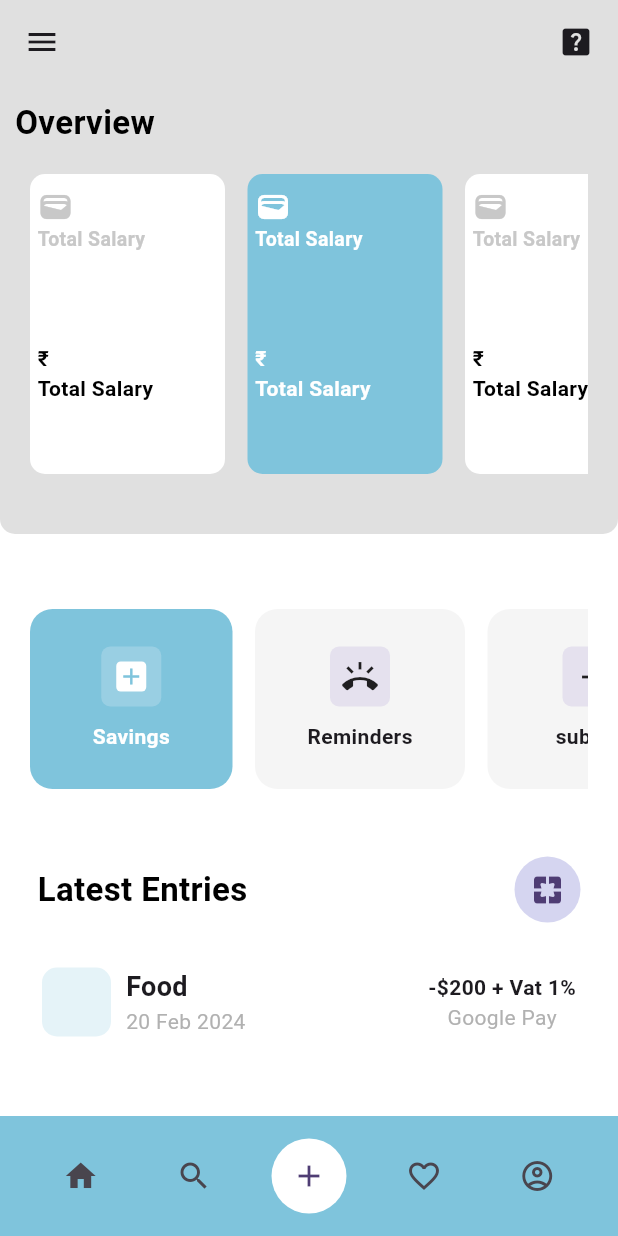
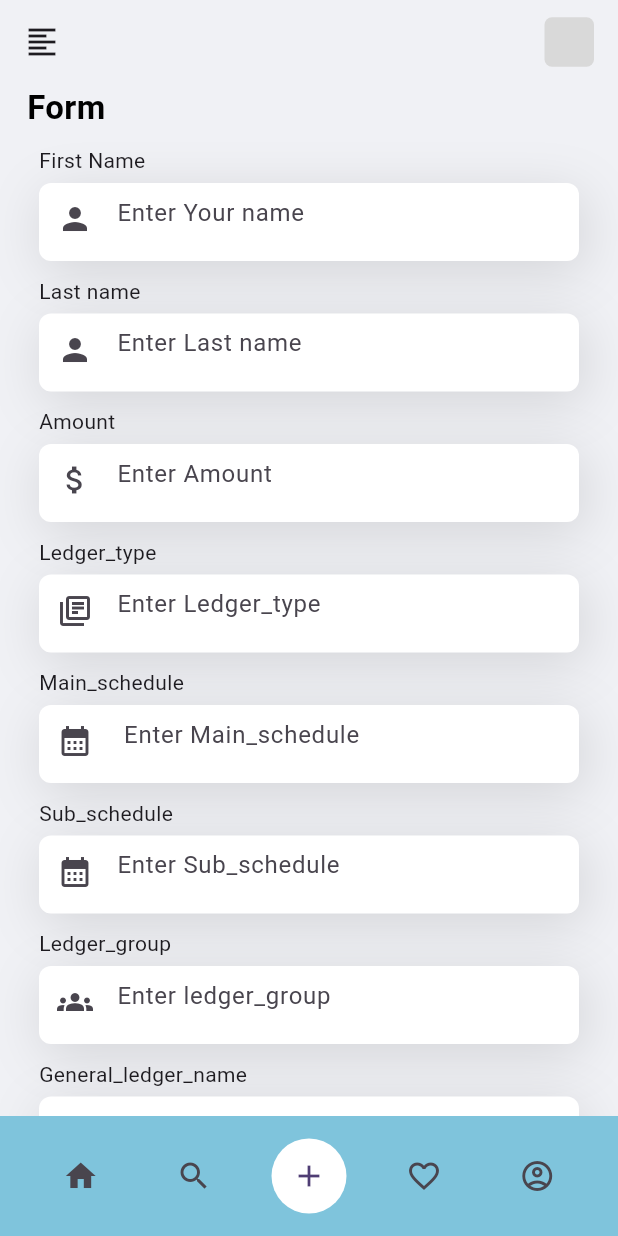
Before and after one commit to kenilchandrani/accounting, a Flutter app: the screen it shows after launch, on a phone screen of 412 x 824 dp. Run offline on Flutter 3.47's test engine with Material 3 defaults, Android fonts, the light colour scheme and no system bars.

Commit message:
second Commit

```diff
--- /dev/null
+++ b/lib/form.dart
@@ -0,0 +1,188 @@
+import 'package:flutter/material.dart';
+
+class form extends StatefulWidget {
+  const form({super.key});
+
+  @override
+  State<form> createState() => _formState();
+}
+
+class _formState extends State<form> {
+  @override
+  Widget build(BuildContext context) {
+    return Scaffold(
+      backgroundColor: Color(0xffF0F1F5),
+      appBar: AppBar(
+        backgroundColor: Color(0xffF0F1F5),
+        surfaceTintColor: Color(0xffF0F1F5),
+        leading: Icon(Icons.format_align_left),
+        title: Row(
+          mainAxisAlignment: MainAxisAlignment.end,
+          children: [
+            Container(
+              height: 33,
+              width: 33,
+              decoration: BoxDecoration(
+                borderRadius: BorderRadius.circular(5),
+                color: Color(0xffD9D9D9),
+              ),
+            )
+          ],
+        ),
+      ),
+      body: SingleChildScrollView(
+        child: Column(
+          children: [
+            Padding(
+              padding: const EdgeInsets.only(left: 18),
+              child: Row(
+                mainAxisAlignment: MainAxisAlignment.start,
+                children: [
+                  Text(
+                    "Form",
+                    style: TextStyle(
+                        fontWeight: FontWeight.bold,
+                        fontSize: 22,
+                        color: Colors.black),
+                  )
+                ],
+              ),
+            ),
+            SizedBox(
+              height: 10,
+            ),
+            buildColumn("First Name", "Enter Your name", Icons.person, 52),
+            SizedBox(height: 10),
+            buildColumn("Last name", "Enter Last name", Icons.person, 52),
+            SizedBox(height: 10),
+            buildColumn("Amount", "Enter Amount", Icons.attach_money, 52),
+            SizedBox(height: 10),
+            buildColumn("Ledger_type", "Enter Ledger_type",
+                Icons.my_library_books_outlined, 52),
+            SizedBox(height: 10),
+            buildColumn("Main_schedule", " Enter Main_schedule",
+                Icons.calendar_month, 52),
+            SizedBox(height: 10),
+            buildColumn(
+                "Sub_schedule", "Enter Sub_schedule", Icons.calendar_month, 52),
+            SizedBox(height: 10),
+            buildColumn("Ledger_group", "Enter ledger_group", Icons.groups, 52),
+            SizedBox(height: 10),
+            buildColumn("General_ledger_name", "Enter General_ledger_name",
+                Icons.library_books_outlined, 52),
+            SizedBox(height: 10),
+            buildColumn("GL_remarks", "Enter GL_remarks",
+                Icons.edit_calendar_outlined, 113),
+            SizedBox(height: 10),
+            Container(
+              width: 360,
+              height: 52,
+              decoration: BoxDecoration(
+                color: Color(0xff7FC4DC),
+                borderRadius: BorderRadius.circular(8),
+                boxShadow: [
+                  BoxShadow(
+                    color: Colors.black12,
+                    offset: Offset(3, 7),
+                    blurRadius: 30,
+                  ),
+                ],
+              ),
+              child: Row(
+                mainAxisAlignment: MainAxisAlignment.center,
+                children: [
+                  Text(
+                    "Submit",
+                    style: TextStyle(
+                        color: Colors.white, fontWeight: FontWeight.bold),
+                  ),
+                ],
+              ),
+            ),
+          ],
+        ),
+      ),
+      bottomNavigationBar: BottomAppBar(
+        color: Color(0xff7FC4DC),
+        shape: const CircularNotchedRectangle(),
+        notchMargin: 5.0,
+        clipBehavior: Clip.antiAlias,
+        child: SizedBox(
+          height: kBottomNavigationBarHeight,
+          child: Row(
+            mainAxisSize: MainAxisSize.max,
+            mainAxisAlignment: MainAxisAlignment.spaceAround,
+            children: <Widget>[
+              IconButton(
+                icon: const Icon(Icons.home),
+                onPressed: () {
+                  ();
+                },
+              ),
+              IconButton(
+                icon: const Icon(Icons.search),
+                onPressed: () {
+                  ();
+                },
+              ),
+              CircleAvatar(
+                radius: 25,
+                backgroundColor: Colors.white,
+                child: IconButton(
+                  icon: const Icon(Icons.add),
+                  onPressed: () {
+                    ();
+                  },
+                ),
+              ),
+              IconButton(
+                icon: const Icon(Icons.favorite_border_outlined),
+                onPressed: () {
+                  ();
+                },
+              ),
+              IconButton(
+                icon: const Icon(Icons.account_circle_outlined),
+                onPressed: () {
+                  ();
+                },
+              )
+            ],
+          ),
+        ),
+      ),
+    );
+  }
+
+  Column buildColumn(
+      String text, String hinttext, IconData icon, double Height) {
+    return Column(
+      crossAxisAlignment: CrossAxisAlignment.start,
+      children: [
+        Text(text),
+        SizedBox(height: 5),
+        Container(
+          width: 360,
+          height: Height,
+          decoration: BoxDecoration(
+              color: Colors.white,
+              borderRadius: BorderRadius.circular(8),
+              boxShadow: [
+                BoxShadow(
+                  color: Colors.black12,
+                  offset: Offset(3, 7),
+                  blurRadius: 30,
+                ),
+              ]),
+          child: TextField(
+            decoration: InputDecoration(
+              prefixIcon: Icon(icon),
+              hintText: hinttext,
+              border: InputBorder.none,
+            ),
+          ),
+        ),
+      ],
+    );
+  }
+}
--- a/lib/main.dart
+++ b/lib/main.dart
@@ -1,14 +1,19 @@
 import 'package:flutter/material.dart';
 
-import 'Dashboard.dart';
+import 'form.dart';
 
 void main() {
   runApp(const MyApp());
 }
 
-class MyApp extends StatelessWidget {
+class MyApp extends StatefulWidget {
   const MyApp({super.key});
 
+  @override
+  State<MyApp> createState() => _MyAppState();
+}
+
+class _MyAppState extends State<MyApp> {
   // This widget is the root of your application.
   @override
   Widget build(BuildContext context) {
@@ -34,7 +39,7 @@ class MyApp extends StatelessWidget {
         colorScheme: ColorScheme.fromSeed(seedColor: Colors.deepPurple),
         useMaterial3: true,
       ),
-      home: Dashboard(),
+      home: form(),
     );
   }
 }
--- a/pubspec.yaml
+++ b/pubspec.yaml
@@ -36,6 +36,11 @@ dependencies:
   # Use with the CupertinoIcons class for iOS style icons.
   cupertino_icons: ^1.0.6
   rive: ^0.13.0
+  url_launcher: ^6.2.5
+  firebase_core: ^2.27.1
+  firebase_storage: ^11.6.10
+  cloud_firestore: ^4.15.9
+
 
 dev_dependencies:
   flutter_test:
```
Also changed, not shown: lib/Dashboard.dart (+29 -3 lines), lib/FormDetails.dart (added, +263 -0 lines), lib/Login.dart (+55 -21 lines), lib/singuppage.dart (added, +172 -0 lines), pubspec.lock, 6 other files.
